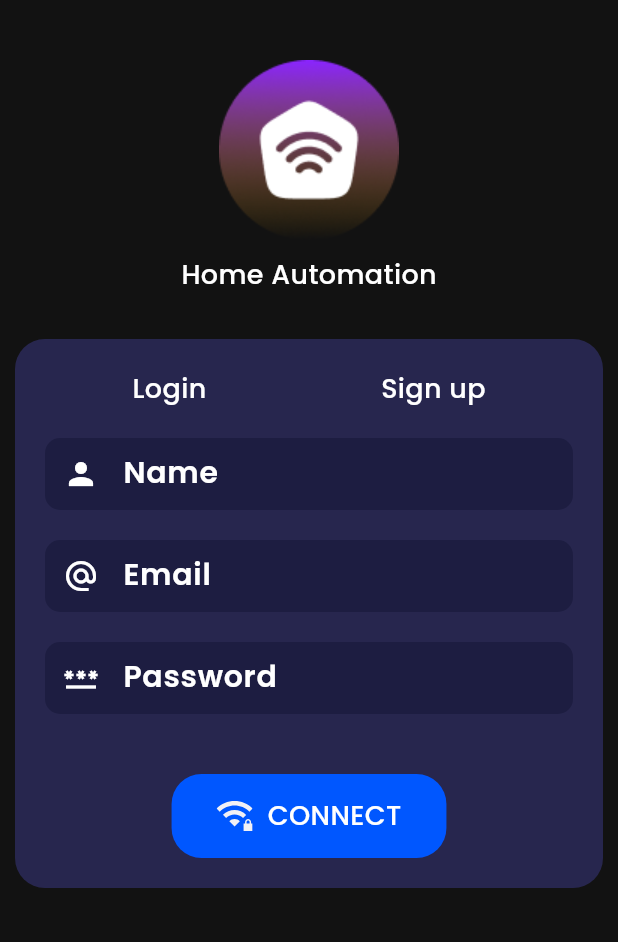
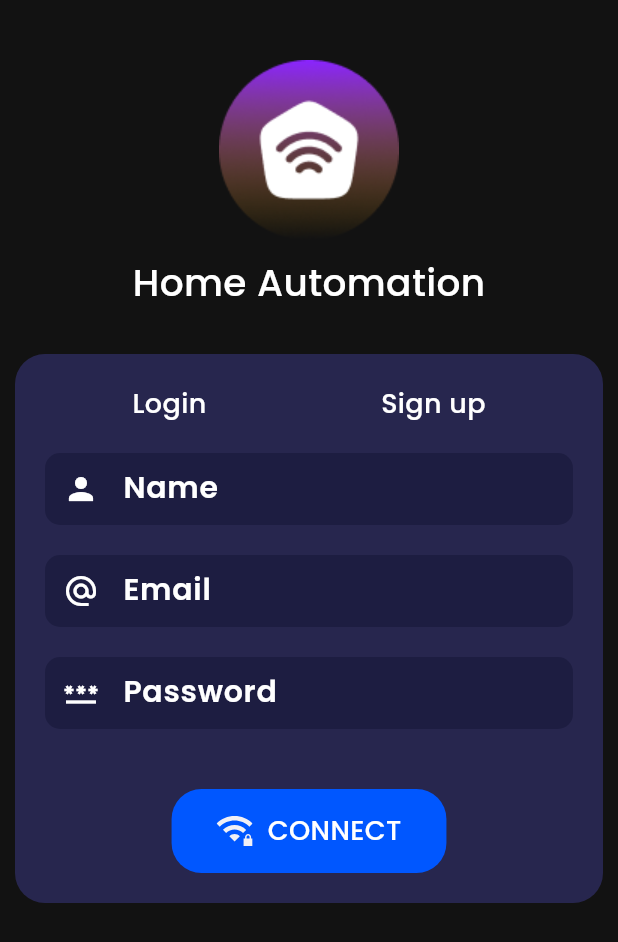
Before and after one commit to Nitishroy-7033/Home-Automation-With-Flutter, a Flutter app: the screen it shows after launch, on a phone screen of 412 x 824 dp. Shown: the top 942 px of the screen. Run offline on Flutter 3.47's test engine with Material 3 defaults, Android fonts, the phone set to English and light mode, and no system bars; our stand-ins replace flutter_svg.

Commit message:
size problem solve

```diff
--- a/lib/Pages/LoginPage/LoginPage.dart
+++ b/lib/Pages/LoginPage/LoginPage.dart
@@ -8,7 +8,6 @@ class LoginPage extends StatelessWidget {
   @override
   Widget build(BuildContext context) {
     return Scaffold(
-
       body: SafeArea(
         child: Padding(
           padding: const EdgeInsets.all(10),
@@ -31,6 +30,7 @@ class LoginPage extends StatelessWidget {
                 children: [
                   Text(
                     "Home Automation",
+                    style: TextStyle(fontSize: 25),
                   ),
                 ],
               ),
```
Also changed, not shown: lib/Pages/LoginPage/Widgets/LoginForm.dart (+2 -8 lines), lib/Pages/LoginPage/Widgets/SignupForm.dart (+2 -8 lines).
